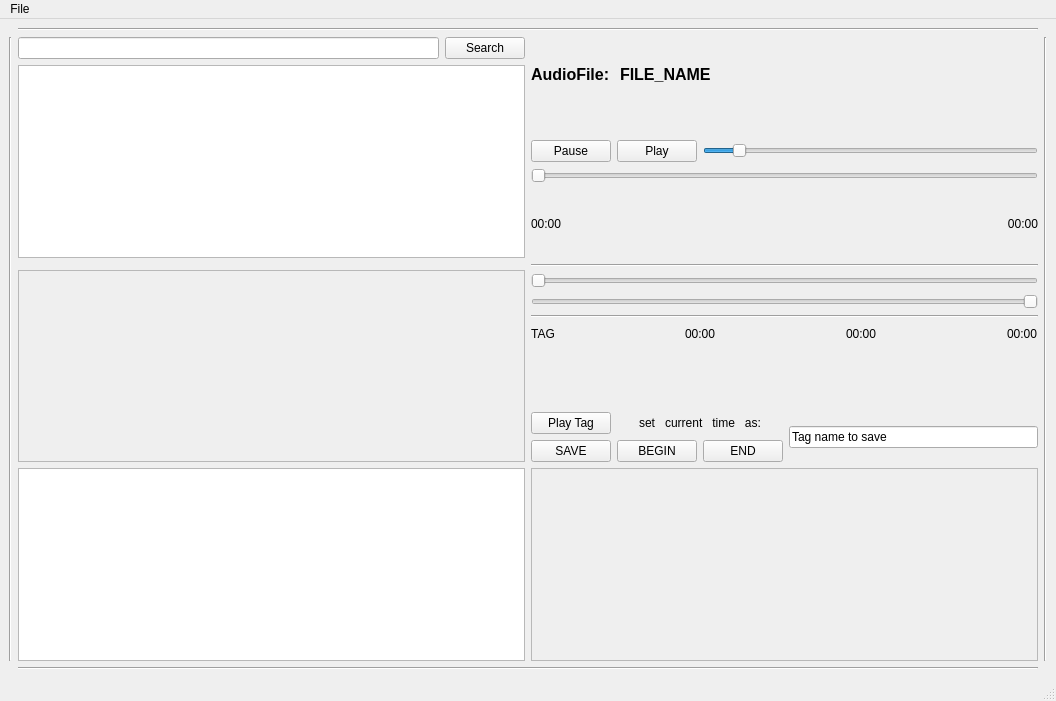
The window that mainwindow.ui (scoute/My_QtPlayer) describes before a commit, drawn with Qt 5.
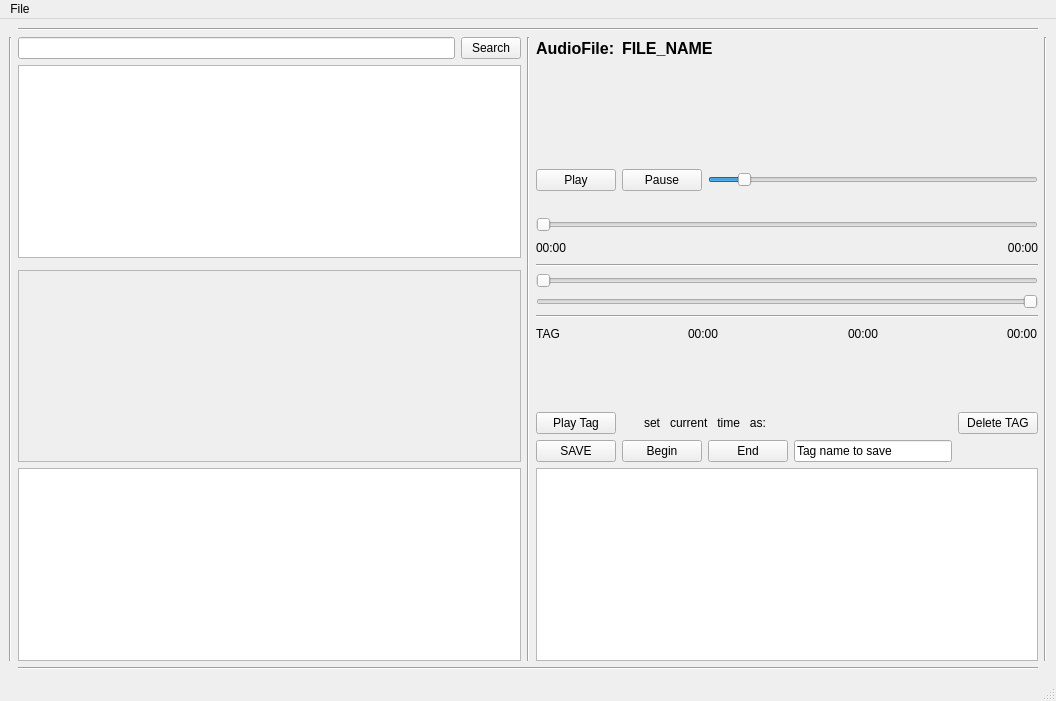
The same window after the commit.

Commit message: Добавлена возможность сохранять TAG в БД Sqlite.

```diff
--- a/mainwindow.ui
+++ b/mainwindow.ui
@@ -11,7 +11,7 @@
    </rect>
   </property>
   <property name="windowTitle">
-   <string>MainWindow</string>
+   <string>TagPlayer</string>
   </property>
   <property name="layoutDirection">
    <enum>Qt::LeftToRight</enum>
@@ -30,13 +30,16 @@
           <rect>
            <x>0</x>
            <y>0</y>
-           <width>504</width>
+           <width>500</width>
            <height>186</height>
           </rect>
          </property>
         </widget>
        </widget>
       </item>
+      <item row="5" column="3">
+       <widget class="QTableView" name="tableView_Sqlite"/>
+      </item>
       <item row="1" column="0" rowspan="5">
        <widget class="Line" name="line">
         <property name="orientation">
@@ -44,38 +47,138 @@
         </property>
        </widget>
       </item>
-      <item row="1" column="3" rowspan="5">
+      <item row="1" column="4" rowspan="5">
        <widget class="Line" name="line_4">
         <property name="orientation">
          <enum>Qt::Vertical</enum>
         </property>
        </widget>
       </item>
-      <item row="5" column="2">
-       <widget class="QScrollArea" name="scrollArea">
-        <property name="widgetResizable">
-         <bool>true</bool>
-        </property>
-        <widget class="QWidget" name="scrollAreaWidgetContents_3">
-         <property name="geometry">
-          <rect>
-           <x>0</x>
-           <y>0</y>
-           <width>504</width>
-           <height>189</height>
-          </rect>
-         </property>
-        </widget>
-       </widget>
+      <item row="2" column="3">
+       <layout class="QVBoxLayout" name="verticalLayout_8">
+        <item>
+         <spacer name="verticalSpacer_2">
+          <property name="orientation">
+           <enum>Qt::Vertical</enum>
+          </property>
+          <property name="sizeHint" stdset="0">
+           <size>
+            <width>20</width>
+            <height>40</height>
+           </size>
+          </property>
+         </spacer>
+        </item>
+        <item>
+         <layout class="QHBoxLayout" name="horizontalLayout_6">
+          <item>
+           <widget class="QPushButton" name="pushButton_Play">
+            <property name="text">
+             <string>Play</string>
+            </property>
+           </widget>
+          </item>
+          <item>
+           <widget class="QPushButton" name="pushButton_Pause">
+            <property name="text">
+             <string>Pause</string>
+            </property>
+           </widget>
+          </item>
+          <item>
+           <widget class="QSlider" name="hSlider_VolumeControl">
+            <property name="layoutDirection">
+             <enum>Qt::LeftToRight</enum>
+            </property>
+            <property name="minimum">
+             <number>1</number>
+            </property>
+            <property name="maximum">
+             <number>100</number>
+            </property>
+            <property name="sliderPosition">
+             <number>10</number>
+            </property>
+            <property name="orientation">
+             <enum>Qt::Horizontal</enum>
+            </property>
+           </widget>
+          </item>
+         </layout>
+        </item>
+        <item>
+         <spacer name="horizontalSpacer_5">
+          <property name="orientation">
+           <enum>Qt::Horizontal</enum>
+          </property>
+          <property name="sizeHint" stdset="0">
+           <size>
+            <width>40</width>
+            <height>20</height>
+           </size>
+          </property>
+         </spacer>
+        </item>
+        <item>
+         <widget class="QSlider" name="hSlider_AudioFileDuration">
+          <property name="singleStep">
+           <number>1</number>
+          </property>
+          <property name="orientation">
+           <enum>Qt::Horizontal</enum>
+          </property>
+          <property name="invertedControls">
+           <bool>false</bool>
+          </property>
+         </widget>
+        </item>
+        <item>
+         <layout class="QHBoxLayout" name="horizontalLayout">
+          <item>
+           <widget class="QLabel" name="label_CurrTime">
+            <property name="text">
+             <string>00:00</string>
+            </property>
+           </widget>
+          </item>
+          <item>
+           <spacer name="horizontalSpacer">
+            <property name="orientation">
+             <enum>Qt::Horizontal</enum>
+            </property>
+            <property name="sizeHint" stdset="0">
+             <size>
+              <width>268</width>
+              <height>20</height>
+             </size>
+            </property>
+           </spacer>
+          </item>
+          <item>
+           <widget class="QLabel" name="label_Total_Time">
+            <property name="text">
+             <string>00:00</string>
+            </property>
+            <property name="alignment">
+             <set>Qt::AlignRight|Qt::AlignTrailing|Qt::AlignVCenter</set>
+            </property>
+           </widget>
+          </item>
+         </layout>
+        </item>
+       </layout>
       </item>
-      <item row="6" column="1" colspan="2">
+      <item row="6" column="1" colspan="3">
        <widget class="Line" name="line_2">
         <property name="orientation">
          <enum>Qt::Horizontal</enum>
         </property>
        </widget>
       </item>
-      <item row="3" column="2" rowspan="2">
+      <item row="2" column="1">
+       <widget class="QTreeView" name="treeView_DirTree"/>
+      </item>
+      <item row="3" column="3" rowspan="2">
        <layout class="QVBoxLayout" name="verticalLayout_2">
         <item>
          <widget class="Line" name="line_5">
@@ -218,17 +321,17 @@
               </property>
              </widget>
             </item>
+            <item row="0" column="0">
+             <widget class="QPushButton" name="pushButton_TagPlay">
+              <property name="text">
+               <string>Play Tag</string>
+              </property>
+             </widget>
+            </item>
             <item row="1" column="2">
              <widget class="QPushButton" name="pushButton_TAGSetEndTime">
               <property name="text">
-               <string>END</string>
-              </property>
-             </widget>
-            </item>
-            <item row="1" column="1">
-             <widget class="QPushButton" name="pushButton_TAGSetBeginTime">
-              <property name="text">
-               <string>BEGIN</string>
+               <string>End</string>
               </property>
              </widget>
             </item>
@@ -239,22 +342,35 @@
               </property>
              </widget>
             </item>
-            <item row="0" column="0">
-             <widget class="QPushButton" name="pushButton_TagPlay">
+            <item row="1" column="3">
+             <widget class="QLineEdit" name="lineEdit_TagSaveName">
               <property name="text">
-               <string>Play Tag</string>
+               <string>Tag name to save</string>
+              </property>
+             </widget>
+            </item>
+            <item row="1" column="1">
+             <widget class="QPushButton" name="pushButton_TAGSetBeginTime">
+              <property name="text">
+               <string>Begin</string>
+              </property>
+             </widget>
+            </item>
+            <item row="0" column="4">
+             <widget class="QPushButton" name="PushButton_TAGDel">
+              <property name="maximumSize">
+               <size>
+                <width>80</width>
+                <height>16777215</height>
+               </size>
+              </property>
+              <property name="text">
+               <string>Delete TAG</string>
               </property>
              </widget>
             </item>
            </layout>
           </item>
-          <item row="0" column="3">
-           <widget class="QLineEdit" name="lineEdit_TagSaveName">
-            <property name="text">
-             <string>Tag name to save</string>
-            </property>
-           </widget>
-          </item>
          </layout>
         </item>
        </layout>
@@ -266,6 +382,12 @@
         </item>
         <item>
          <widget class="QPushButton" name="pushButton_globalSearch">
+          <property name="maximumSize">
+           <size>
+            <width>60</width>
+            <height>24</height>
+           </size>
+          </property>
           <property name="text">
            <string>Search</string>
           </property>
@@ -276,135 +398,57 @@
       <item row="5" column="1">
        <widget class="QTreeView" name="treeView_TagPlaylists"/>
       </item>
-      <item row="2" column="2">
-       <layout class="QVBoxLayout" name="verticalLayout_8">
+      <item row="1" column="3">
+       <layout class="QHBoxLayout" name="horizontalLayout_8">
         <item>
-         <layout class="QFormLayout" name="formLayout">
-          <item row="0" column="0">
-           <widget class="QLabel" name="lbl_Title_File_Name">
-            <property name="font">
-             <font>
-              <pointsize>12</pointsize>
-              <weight>75</weight>
-              <bold>true</bold>
-             </font>
-            </property>
-            <property name="text">
-             <string>AudioFile: </string>
-            </property>
-           </widget>
-          </item>
-          <item row="0" column="1">
-           <widget class="QLabel" name="lbl_Value_File_Name">
-            <property name="font">
-             <font>
-              <pointsize>12</pointsize>
-              <weight>75</weight>
-              <bold>true</bold>
-             </font>
-            </property>
-            <property name="text">
-             <string>FILE_NAME</string>
-            </property>
-           </widget>
-          </item>
-         </layout>
-        </item>
-        <item>
-         <layout class="QHBoxLayout" name="horizontalLayout_6">
-          <item>
-           <widget class="QPushButton" name="pushButton_Pause">
-            <property name="text">
-             <string>Pause</string>
-            </property>
-           </widget>
-          </item>
-          <item>
-           <widget class="QPushButton" name="pushButton_Play">
-            <property name="text">
-             <string>Play</string>
-            </property>
-           </widget>
-          </item>
-          <item>
-           <widget class="QSlider" name="hSlider_VolumeControl">
-            <property name="layoutDirection">
-             <enum>Qt::LeftToRight</enum>
-            </property>
-            <property name="minimum">
-             <number>1</number>
-            </property>
-            <property name="maximum">
-             <number>100</number>
-            </property>
-            <property name="sliderPosition">
-             <number>10</number>
-            </property>
-            <property name="orientation">
-             <enum>Qt::Horizontal</enum>
-            </property>
-           </widget>
-          </item>
-         </layout>
-        </item>
-        <item>
-         <widget class="QSlider" name="hSlider_AudioFileDuration">
-          <property name="singleStep">
-           <number>1</number>
+         <widget class="QLabel" name="lbl_Title_File_Name">
+          <property name="maximumSize">
+           <size>
+            <width>80</width>
+            <height>24</height>
+           </size>
           </property>
-          <property name="orientation">
-           <enum>Qt::Horizontal</enum>
+          <property name="font">
+           <font>
+            <pointsize>12</pointsize>
+            <weight>75</weight>
+            <bold>true</bold>
+           </font>
           </property>
-          <property name="invertedControls">
-           <bool>false</bool>
+          <property name="text">
+           <string>AudioFile: </string>
           </property>
          </widget>
         </item>
         <item>
-         <layout class="QHBoxLayout" name="horizontalLayout">
-          <item>
-           <widget class="QLabel" name="label_CurrTime">
-            <property name="text">
-             <string>00:00</string>
-            </property>
-           </widget>
-          </item>
-          <item>
-           <spacer name="horizontalSpacer">
-            <property name="orientation">
-             <enum>Qt::Horizontal</enum>
-            </property>
-            <property name="sizeHint" stdset="0">
-             <size>
-              <width>268</width>
-              <height>20</height>
-             </size>
-            </property>
-           </spacer>
-          </item>
-          <item>
-           <widget class="QLabel" name="label_Total_Time">
-            <property name="text">
-             <string>00:00</string>
-            </property>
-            <property name="alignment">
-             <set>Qt::AlignRight|Qt::AlignTrailing|Qt::AlignVCenter</set>
-            </property>
-           </widget>
-          </item>
-         </layout>
+         <widget class="QLabel" name="lbl_Value_File_Name">
+          <property name="font">
+           <font>
+            <pointsize>12</pointsize>
+            <weight>75</weight>
+            <bold>true</bold>
+           </font>
+          </property>
+          <property name="text">
+           <string>FILE_NAME</string>
+          </property>
+         </widget>
         </item>
        </layout>
       </item>
-      <item row="0" column="1" colspan="2">
+      <item row="0" column="1" colspan="3">
        <widget class="Line" name="line_3">
         <property name="orientation">
          <enum>Qt::Horizontal</enum>
         </property>
        </widget>
       </item>
-      <item row="2" column="1">
-       <widget class="QTreeView" name="treeView_DirTree"/>
+      <item row="1" column="2" rowspan="5">
+       <widget class="Line" name="line_7">
+        <property name="orientation">
+         <enum>Qt::Vertical</enum>
+        </property>
+       </widget>
       </item>
      </layout>
     </item>
```
The commit also changes 3 other files.
